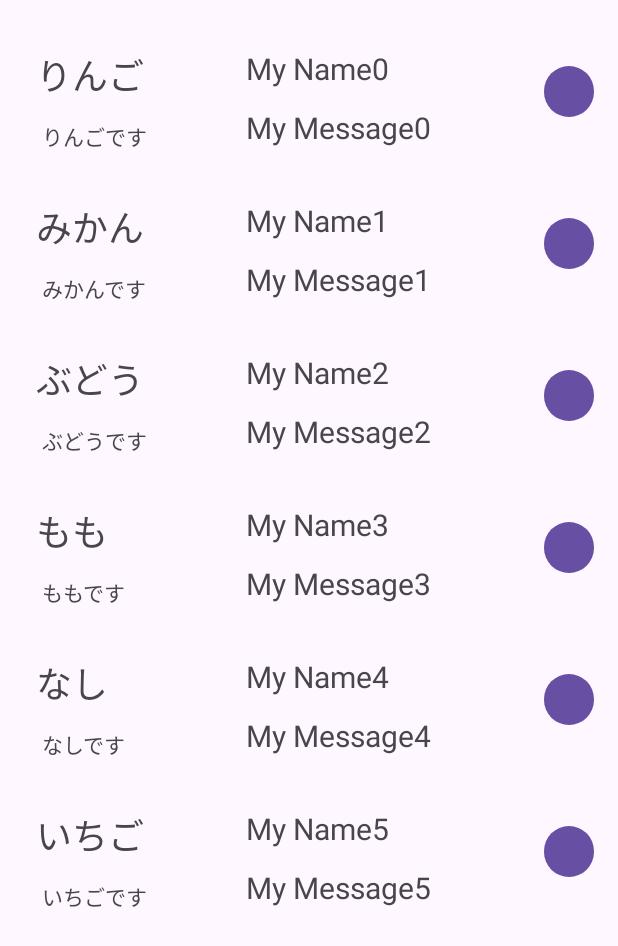
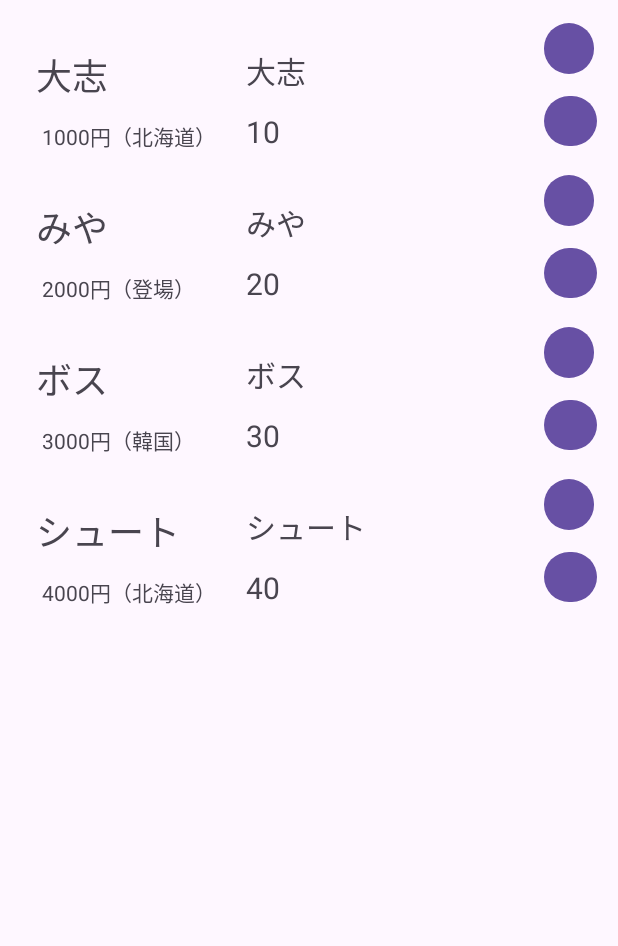
Before and after one commit to Kiritanpomelette/InventoryAndroidApp, an Android app: the screen it shows after launch (MainActivity), on a phone screen of 412 x 824 dp. Shown: the top 946 px of the screen. Run offline under Robolectric (Android 15) with nearby library versions, the phone set to English and light mode, and no system bars.

Commit message:
次の画面に値を渡す

```diff
--- a/app/src/main/java/xyz/miyayu/inventorymanager/MainActivity.kt
+++ b/app/src/main/java/xyz/miyayu/inventorymanager/MainActivity.kt
@@ -4,6 +4,7 @@ import android.os.Bundle
 import androidx.appcompat.app.AppCompatActivity
 import androidx.recyclerview.widget.LinearLayoutManager
 import androidx.recyclerview.widget.RecyclerView
+import xyz.miyayu.inventorymanager.repository.FakeInventoryRepository
 
 class MainActivity : AppCompatActivity() {
     // 7)recyclerViewの変数を用意
@@ -13,7 +14,7 @@ class MainActivity : AppCompatActivity() {
         setContentView(R.layout.activity_main)
         // 8)recyclerView表示
         recyclerView = findViewById(R.id.rv) // idの取得
-        recyclerView.adapter = RecyclerAdapter(customList = arrayOf()) // adapterのセット
+        recyclerView.adapter = RecyclerAdapter(customList = FakeInventoryRepository.getAllData()) // adapterのセット
         recyclerView.layoutManager = LinearLayoutManager(this) // 各アイテムを縦に並べてください（見せ方の指示）
     }
 }
--- a/app/src/main/java/xyz/miyayu/inventorymanager/RecyclerAdapter.kt
+++ b/app/src/main/java/xyz/miyayu/inventorymanager/RecyclerAdapter.kt
@@ -5,21 +5,11 @@ import android.view.LayoutInflater
 import android.view.ViewGroup
 import androidx.core.content.ContextCompat
 import androidx.recyclerview.widget.RecyclerView
+import xyz.miyayu.inventorymanager.model.Product
 
-class RecyclerAdapter(private val customList: Array<String>) :
+class RecyclerAdapter(private val customList: List<Product>) :
     RecyclerView.Adapter<ViewHolderItem>() {
-    // 5)　表示するデータを用意
-    private val brandNameList = listOf("りんご", "みかん", "ぶどう", "もも", "なし", "いちご")
-    val nameList = listOf("My Name0", "My Name1", "My Name2", "My Name3", "My Name4", "My Name5")
-    private val messageList = listOf(
-        "My Message0",
-        "My Message1",
-        "My Message2",
-        "My Message3",
-        "My Message4",
-        "My Message5"
-    )
-    private val descriptionList = listOf("りんごです", "みかんです", "ぶどうです", "ももです", "なしです", "いちごです")
+
 
     // 4) ここで1行分のレイアウト(view)を作る
     // (「2」と「3」を紐付ける作業)
@@ -32,18 +22,41 @@ class RecyclerAdapter(private val customList: Array<String>) :
 
     // 5) position番目のデータをレイアウト(xml)に表示させる        ようにセット
     override fun onBindViewHolder(holder: ViewHolderItem, position: Int) {
-        holder.tvNameHolder.text = nameList[position]
-        holder.tvMessageHolder.text = messageList[position]
-        holder.tvDescriptionHolder.text = descriptionList[position]
-        holder.tvBrandNameHolder.text = brandNameList[position]
+        val product = customList[position]
+
+        holder.tvNameHolder.text = product.name
+
+        holder.tvMessageHolder.text = product.now.toString()
+
+        holder.tvDescriptionHolder.text = product.memo
+
+        holder.tvBrandNameHolder.text = product.name
+
         holder.btnEdit.setOnClickListener {
             val intent = Intent(holder.btnEdit.context, EditActivity::class.java)
+            intent.putExtra("name",customList[position].name)
+            intent.putExtra("now",customList[position].now)
+            intent.putExtra("today",customList[position].today)
+            intent.putExtra("week",customList[position].week)
+            intent.putExtra("month",customList[position].month)
+            intent.putExtra("memo",customList[position].memo)
+
             ContextCompat.startActivity(holder.btnEdit.context, intent, null)
+        }
+        holder.btnDatails.setOnClickListener {
+            val intent = Intent(holder.btnDatails.context,DetailsActivity::class.java)
+            intent.putExtra("name",customList[position].name)
+            intent.putExtra("now",customList[position].now)
+            intent.putExtra("today",customList[position].today)
+            intent.putExtra("week",customList[position].week)
+            intent.putExtra("month",customList[position].month)
+            intent.putExtra("memo",customList[position].memo)
+            ContextCompat.startActivity(holder.btnDatails.context,intent,null)
         }
     }
 
     // 6) データが何件あるかを確認する
     override fun getItemCount(): Int {
-        return nameList.size
+        return customList.size
     }
 }
--- a/app/src/main/java/xyz/miyayu/inventorymanager/ViewHolderItem.kt
+++ b/app/src/main/java/xyz/miyayu/inventorymanager/ViewHolderItem.kt
@@ -14,15 +14,5 @@ class ViewHolderItem(itemView: View) : RecyclerView.ViewHolder(itemView) {
     val tvBrandNameHolder: TextView = itemView.findViewById(R.id.brandName)
     val tvDescriptionHolder: TextView = itemView.findViewById(R.id.description)
     val btnEdit: Button = itemView.findViewById(R.id.btnEdit)
-
-    // 9)クリック処理
-    private val recyclerAdapter = RecyclerAdapter(arrayOf())
-    private val nameList = recyclerAdapter.nameList
-
-    init {
-        itemView.setOnClickListener {
-            val position: Int = adapterPosition
-            Toast.makeText(itemView.context, "${nameList[position]}さんです", Toast.LENGTH_SHORT).show()
-        }
-    }
+    val btnDatails : Button = itemView.findViewById(R.id.btnDetails)
 }
--- /dev/null
+++ b/app/src/main/java/xyz/miyayu/inventorymanager/model/Product.kt
@@ -0,0 +1,10 @@
+package xyz.miyayu.inventorymanager.model
+
+data class Product(
+    val name: String,
+    val now: Int,
+    val today: Int,
+    val week: Int,
+    val month: Int,
+    val memo: String
+)
--- /dev/null
+++ b/app/src/main/java/xyz/miyayu/inventorymanager/repository/Repository.kt
@@ -0,0 +1,30 @@
+package xyz.miyayu.inventorymanager.repository
+
+import android.widget.ArrayAdapter
+import xyz.miyayu.inventorymanager.model.Product
+
+
+interface InventoryRepository {
+    fun getAllData(): List<Product>
+}
+
+//ボスがいなくても動くコード
+object FakeInventoryRepository : InventoryRepository {
+    private var fakeProducts = listOf(
+        Product(name = "大志", memo = "1000円（北海道）", now = 10, today = 100, week = 150, month = 200),
+        Product(name = "みや", memo = "2000円（登場）", now = 20, today = 100, week = 150, month = 2000),
+        Product(name = "ボス", memo = "3000円（韓国）", now = 30, today = 100, week = 150, month = 200),
+        Product(name = "シュート", memo = "4000円（北海道）", now = 40, today = 100, week = 150, month = 200)
+    )
+    override fun getAllData(): List<Product> {
+        return fakeProducts
+    }
+}
+
+//ボスのサーバーで動かすコード
+object InternetInventoryRepository: InventoryRepository {
+    override fun getAllData(): List<Product> {
+        TODO("Not yet implemented")
+    }
+
+}
--- a/app/src/main/res/layout/one_layout.xml
+++ b/app/src/main/res/layout/one_layout.xml
@@ -33,9 +33,10 @@
         android:id="@+id/btnEdit"
         android:layout_width="33dp"
         android:layout_height="42dp"
-        android:layout_marginTop="40dp"
+        android:layout_marginTop="4dp"
         android:layout_marginEnd="16dp"
         android:text="@string/edit"
+        app:layout_constraintBottom_toTopOf="@+id/btnDetails"
         app:layout_constraintEnd_toEndOf="parent"
         app:layout_constraintTop_toTopOf="parent" />
 
@@ -66,4 +67,14 @@
         android:layout_height="wrap_content"
         android:orientation="vertical"
         app:layout_constraintGuide_begin="164dp" />
+
+    <Button
+        android:id="@+id/btnDetails"
+        android:layout_width="35dp"
+        android:layout_height="41dp"
+        android:text="在庫"
+        app:layout_constraintBottom_toBottomOf="parent"
+        app:layout_constraintEnd_toEndOf="@+id/btnEdit"
+        app:layout_constraintHorizontal_bias="0.0"
+        app:layout_constraintStart_toStartOf="@+id/btnEdit" />
 </androidx.constraintlayout.widget.ConstraintLayout>
```
Also changed, not shown: app/src/main/java/xyz/miyayu/inventorymanager/DetailsActivity.kt (+25 -0 lines), app/src/main/java/xyz/miyayu/inventorymanager/EditActivity.kt (+8 -0 lines), app/src/main/res/layout/details_layout.xml (+62 -0 lines), app/src/main/res/layout/edit_layout.xml (+12 -0 lines).
